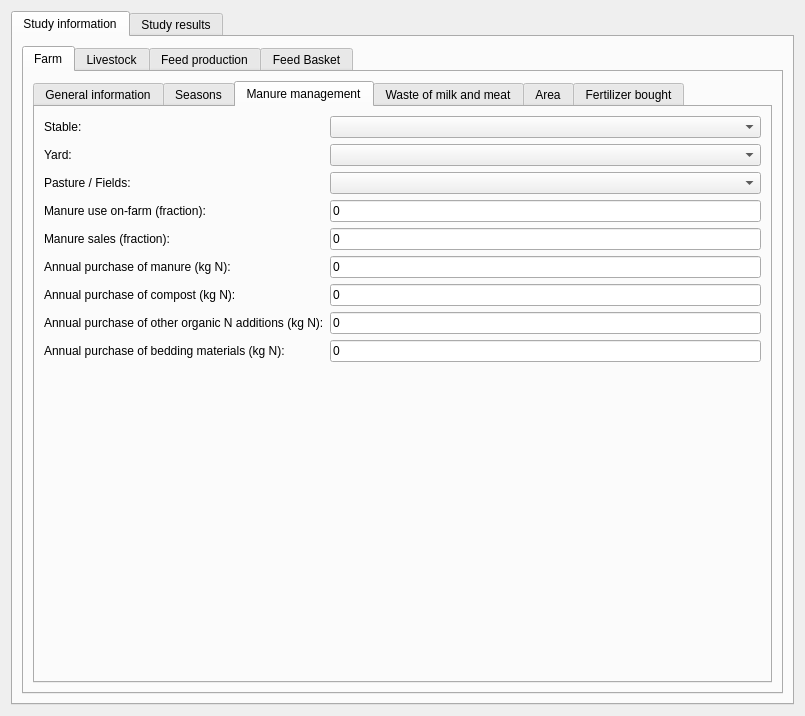
This is cleanedstudy.ui in qlands/cleaned-desktop as Qt 5 draws it before an edit. The edited form follows.
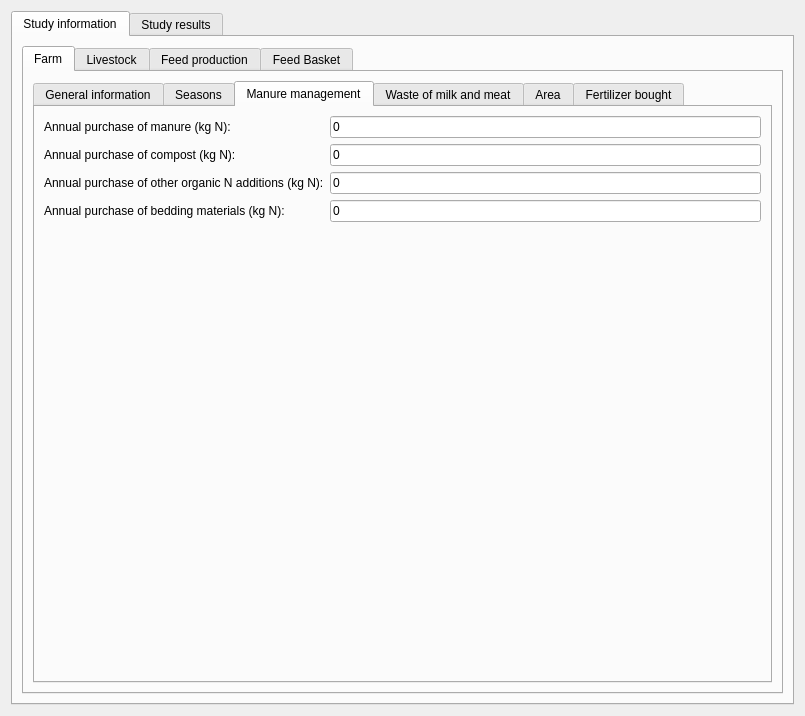
This is the edited form. The open tabs and pages were chosen to show the change.

Patch:
```diff
--- a/cleanedstudy.ui
+++ b/cleanedstudy.ui
@@ -100,6 +100,33 @@
                  <item row="2" column="1">
                   <widget class="QLineEdit" name="txt_farmname"/>
                  </item>
+                 <item row="1" column="0">
+                  <widget class="QLabel" name="label_4">
+                   <property name="text">
+                    <string>Climate</string>
+                   </property>
+                  </widget>
+                 </item>
+                 <item row="3" column="0">
+                  <widget class="QLabel" name="label_2">
+                   <property name="text">
+                    <string>Farm Code:</string>
+                   </property>
+                  </widget>
+                 </item>
+                 <item row="3" column="1">
+                  <widget class="QLineEdit" name="txt_farmcode"/>
+                 </item>
+                 <item row="2" column="0">
+                  <widget class="QLabel" name="label_5">
+                   <property name="text">
+                    <string>Sub-climate:</string>
+                   </property>
+                  </widget>
+                 </item>
+                 <item row="2" column="1">
+                  <widget class="QComboBox" name="cbm_subclimate"/>
+                 </item>
                 </layout>
                </item>
                <item>
@@ -233,115 +260,57 @@
               <layout class="QVBoxLayout" name="verticalLayout_5">
                <item>
                 <layout class="QGridLayout" name="gridLayout_2">
-                 <item row="1" column="0">
-                  <widget class="QLabel" name="label_5">
+                 <item row="3" column="1">
+                  <widget class="QLineEdit" name="txt_purchased_bedding">
                    <property name="text">
-                    <string>Yard:</string>
+                    <string>0</string>
                    </property>
                   </widget>
                  </item>
-                 <item row="2" column="0">
-                  <widget class="QLabel" name="label_6">
-                   <property name="text">
-                    <string>Pasture / Fields:</string>
-                   </property>
-                  </widget>
-                 </item>
-                 <item row="0" column="0">
-                  <widget class="QLabel" name="label_4">
-                   <property name="text">
-                    <string>Stable:</string>
-                   </property>
-                  </widget>
-                 </item>
-                 <item row="6" column="0">
-                  <widget class="QLabel" name="label_10">
-                   <property name="text">
-                    <string>Annual purchase of compost (kg N):</string>
-                   </property>
-                  </widget>
-                 </item>
-                 <item row="0" column="1">
-                  <widget class="QComboBox" name="cbm_stable_manure"/>
-                 </item>
                  <item row="3" column="0">
-                  <widget class="QLabel" name="label_7">
+                  <widget class="QLabel" name="label_12">
                    <property name="text">
-                    <string>Manure use on-farm (fraction):</string>
+                    <string>Annual purchase of bedding materials (kg N):</string>
                    </property>
                   </widget>
                  </item>
-                 <item row="7" column="1">
-                  <widget class="QLineEdit" name="txt_purchased_other">
-                   <property name="text">
-                    <string>0</string>
-                   </property>
-                  </widget>
-                 </item>
-                 <item row="4" column="1">
-                  <widget class="QLineEdit" name="txt_manure_sales_fraction">
-                   <property name="text">
-                    <string>0</string>
-                   </property>
-                  </widget>
-                 </item>
-                 <item row="2" column="1">
-                  <widget class="QComboBox" name="cbm_pasture_manure"/>
-                 </item>
-                 <item row="5" column="1">
-                  <widget class="QLineEdit" name="txt_purchased_manure">
-                   <property name="text">
-                    <string>0</string>
-                   </property>
-                  </widget>
-                 </item>
-                 <item row="7" column="0">
+                 <item row="2" column="0">
                   <widget class="QLabel" name="label_11">
                    <property name="text">
                     <string>Annual purchase of other organic N additions (kg N):</string>
                    </property>
                   </widget>
                  </item>
-                 <item row="1" column="1">
-                  <widget class="QComboBox" name="cbm_yard_manure"/>
-                 </item>
-                 <item row="4" column="0">
-                  <widget class="QLabel" name="label_8">
+                 <item row="0" column="1">
+                  <widget class="QLineEdit" name="txt_purchased_manure">
                    <property name="text">
-                    <string>Manure sales (fraction):</string>
-                   </property>
-                  </widget>
-                 </item>
-                 <item row="6" column="1">
-                  <widget class="QLineEdit" name="txt_purchased_compost">
-                   <property name="text">
                     <string>0</string>
                    </property>
                   </widget>
                  </item>
-                 <item row="3" column="1">
-                  <widget class="QLineEdit" name="txt_manure_onfarm_fraction">
-                   <property name="text">
-                    <string>0</string>
-                   </property>
-                  </widget>
-                 </item>
-                 <item row="5" column="0">
+                 <item row="0" column="0">
                   <widget class="QLabel" name="label_9">
                    <property name="text">
                     <string>Annual purchase of manure (kg N):</string>
                    </property>
                   </widget>
                  </item>
-                 <item row="8" column="0">
-                  <widget class="QLabel" name="label_12">
+                 <item row="1" column="1">
+                  <widget class="QLineEdit" name="txt_purchased_compost">
                    <property name="text">
-                    <string>Annual purchase of bedding materials (kg N):</string>
+                    <string>0</string>
                    </property>
                   </widget>
                  </item>
-                 <item row="8" column="1">
-                  <widget class="QLineEdit" name="txt_purchased_bedding">
+                 <item row="1" column="0">
+                  <widget class="QLabel" name="label_10">
+                   <property name="text">
+                    <string>Annual purchase of compost (kg N):</string>
+                   </property>
+                  </widget>
+                 </item>
+                 <item row="2" column="1">
+                  <widget class="QLineEdit" name="txt_purchased_other">
                    <property name="text">
                     <string>0</string>
                    </property>
```
Left out of the diff: 31 changed lines with no effect on the pictures.
